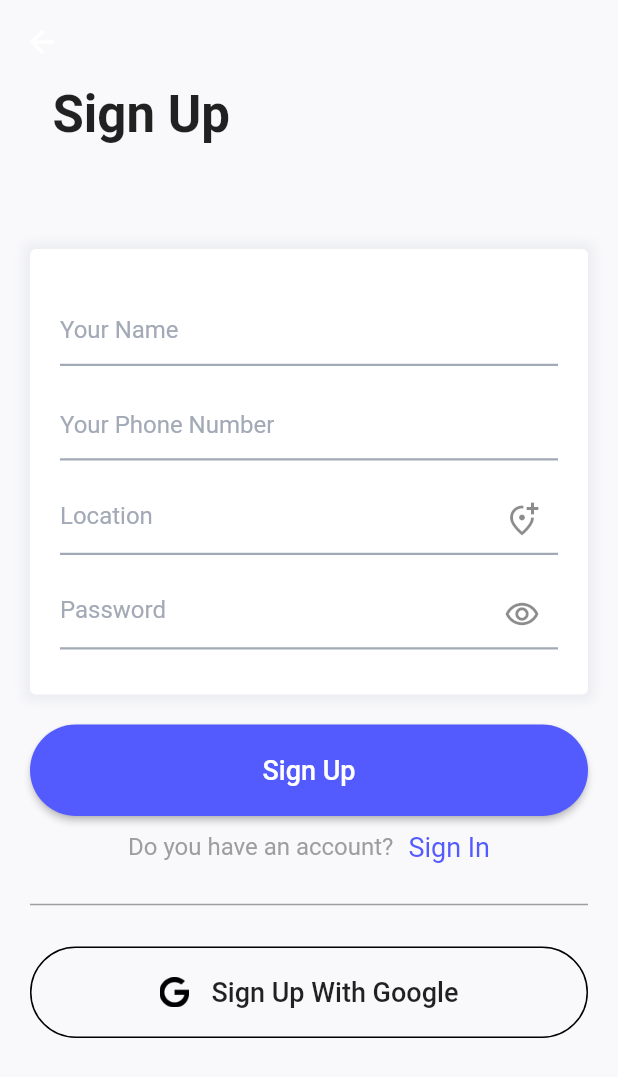
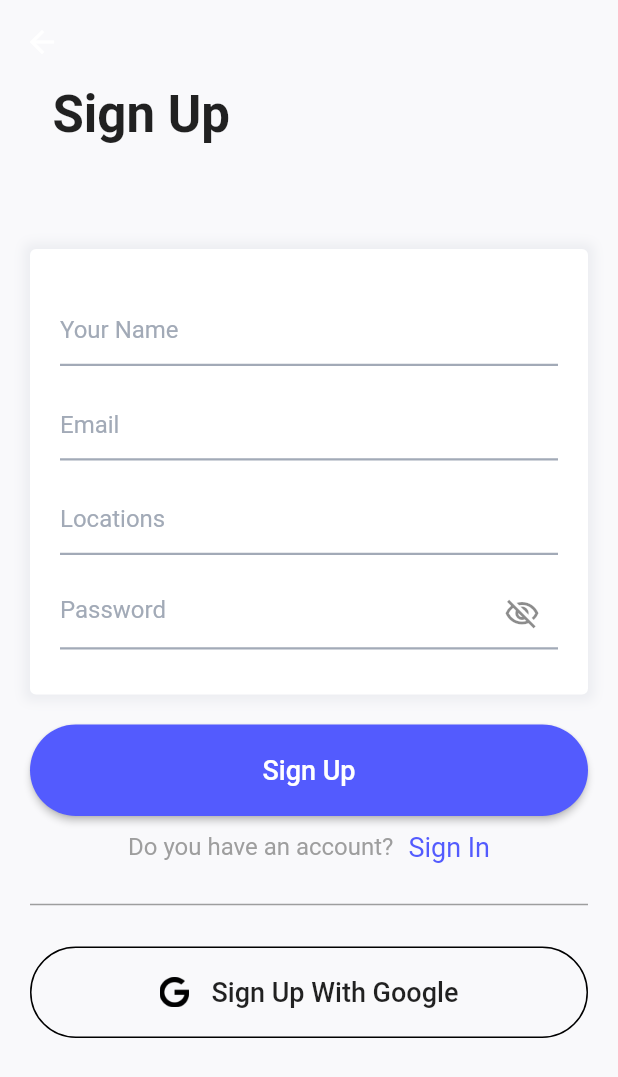
Before and after one commit to ibrahimmohamed2411/Food-App, a Flutter app: the screen it shows after launch, after a tap on "Sign Up", on a phone screen of 412 x 824 dp. Shown: the top 1077 px of the screen. Run offline on Flutter 3.47's test engine with Material 2 defaults, Android fonts, the phone set to English and light mode, and no system bars; our stand-ins replace awesome_dialog, bloc, carousel_slider, equatable, firebase_auth, firebase_core and 5 more; accounts and stored records are empty.

Commit message:
refactoring_1

```diff
--- a/lib/main.dart
+++ b/lib/main.dart
@@ -1,4 +1,3 @@
-import 'package:firebase_auth/firebase_auth.dart';
 import 'package:firebase_core/firebase_core.dart';
 import 'package:flutter/cupertino.dart';
 import 'package:flutter/material.dart';
@@ -8,10 +7,9 @@ import 'package:food_app/logic/cubit/auth/auth_cubit.dart';
 import 'package:food_app/logic/cubit/signIn/sign_in_cubit.dart';
 import 'package:food_app/logic/cubit/theme/theme_cubit.dart';
 import 'package:food_app/presentation/routes/app_router.dart';
-import 'package:food_app/presentation/screens/home/home_screen.dart';
-import 'package:food_app/presentation/screens/signIn/sign_in_screen.dart';
 
 import 'data/repositories/authentication_repository.dart';
+import 'logic/cubit/signUp/sign_up_cubit.dart';
 
 late String initialRoute;
 void main() async {
@@ -44,6 +42,9 @@ class FoodApp extends StatelessWidget {
           create: (BuildContext context) =>
               SignInCubit(AuthenticationRepository()),
         ),
+        BlocProvider(
+          create: (BuildContext context) => SignUpCubit(),
+        ),
       ],
       child: BlocBuilder<ThemeCubit, bool>(
         builder: (ctx, state) => MaterialApp(
@@ -69,28 +70,3 @@ class FoodApp extends StatelessWidget {
     );
   }
 }
-
-class LandingPage extends StatelessWidget {
-  const LandingPage({Key? key}) : super(key: key);
-
-  @override
-  Widget build(BuildContext context) {
-    return StreamBuilder<User?>(
-      stream: FirebaseAuth.instance.authStateChanges(),
-      builder: (BuildContext context, snapshot) {
-        if (snapshot.connectionState == ConnectionState.active) {
-          final user = snapshot.data;
-          if (user == null) {
-            return const SignInScreen();
-          }
-
-          return const HomeScreen();
-        }
-        if (snapshot.connectionState == ConnectionState.waiting) {
-          return const CircularProgressIndicator.adaptive();
-        }
-        return const Text('Error');
-      },
-    );
-  }
-}
--- a/lib/presentation/routes/app_router.dart
+++ b/lib/presentation/routes/app_router.dart
@@ -4,10 +4,9 @@ import 'package:food_app/presentation/routes/screens.dart';
 import 'package:food_app/presentation/screens/forgetPassword/forget_password_screen.dart';
 import 'package:food_app/presentation/screens/home/home_screen.dart';
 import 'package:food_app/presentation/screens/OTP/otp_screen.dart';
+import 'package:food_app/presentation/screens/landing/landing_page.dart';
 import 'package:food_app/presentation/screens/signUp/sign_up_screen.dart';
 import 'package:food_app/presentation/screens/signIn/sign_in_screen.dart';
-
-import '../../main.dart';
 
 class AppRouter {
   Route? onGenerateRoute(RouteSettings settings) {
--- a/lib/presentation/screens/signUp/sign_up_screen.dart
+++ b/lib/presentation/screens/signUp/sign_up_screen.dart
@@ -7,7 +7,12 @@ import 'package:food_app/presentation/widgets/custom_text_field.dart';
 import 'package:food_app/presentation/widgets/google_outlined_button.dart';
 import 'package:food_app/presentation/widgets/main_button.dart';
 import 'package:formz/formz.dart';
+
+part 'widgets/name_input.dart';
+
 part 'widgets/email_input.dart';
+
+part 'widgets/location_input.dart';
 
 part 'widgets/password_input.dart';
 
@@ -48,33 +53,19 @@ class SignUpScreen extends StatelessWidget {
                 ),
                 CustomCard(
                   children: [
-                    CustomTextField(hint: 'Your Name', onChanged: (val) {}),
+                    _NameInput(),
                     const SizedBox(
                       height: 15,
                     ),
-                    CustomTextField(
-                        hint: 'Your Phone Number', onChanged: (val) {}),
+                    _EmailInput(),
                     const SizedBox(
                       height: 15,
                     ),
-                    CustomTextField(
-                      hint: 'Location',
-                      onChanged: (val) {},
-                      suffixIcon: IconButton(
-                        icon: const Icon(Icons.add_location_alt_outlined),
-                        onPressed: () {},
-                      ),
-                    ),
+                    _LocationInput(),
                     const SizedBox(
                       height: 15,
                     ),
-                    CustomTextField(
-                      hint: 'Password',
-                      onChanged: (val) {},
-                      suffixIcon: const Icon(
-                        Icons.remove_red_eye_outlined,
-                      ),
-                    ),
+                    _PasswordInput(),
                   ],
                 ),
                 const SizedBox(
--- /dev/null
+++ b/lib/presentation/screens/signUp/widgets/location_input.dart
@@ -0,0 +1,22 @@
+part of '../sign_up_screen.dart';
+
+class _LocationInput extends StatelessWidget {
+  const _LocationInput({Key? key}) : super(key: key);
+
+  @override
+  Widget build(BuildContext context) {
+    return BlocBuilder<SignUpCubit, SignUpState>(
+      buildWhen: (previous, current) => previous.location != current.location,
+      builder: (context, state) {
+        return CustomTextField(
+          hint: 'Locations',
+          errorText: state.location.invalid ? 'This can not be empty' : null,
+          onChanged: (value) {
+            context.read<SignUpCubit>().locationChanged(value);
+          },
+          textInputAction: TextInputAction.next,
+        );
+      },
+    );
+  }
+}
--- /dev/null
+++ b/lib/presentation/screens/signUp/widgets/name_input.dart
@@ -0,0 +1,22 @@
+part of '../sign_up_screen.dart';
+
+class _NameInput extends StatelessWidget {
+  const _NameInput({Key? key}) : super(key: key);
+
+  @override
+  Widget build(BuildContext context) {
+    return BlocBuilder<SignUpCubit, SignUpState>(
+      buildWhen: (previous, current) => previous.name != current.name,
+      builder: (context, state) {
+        return CustomTextField(
+          hint: 'Your Name',
+          errorText: state.name.invalid ? 'this can not be empty' : null,
+          onChanged: (value) {
+            context.read<SignUpCubit>().nameChanged(value);
+          },
+          textInputAction: TextInputAction.next,
+        );
+      },
+    );
+  }
+}
```
